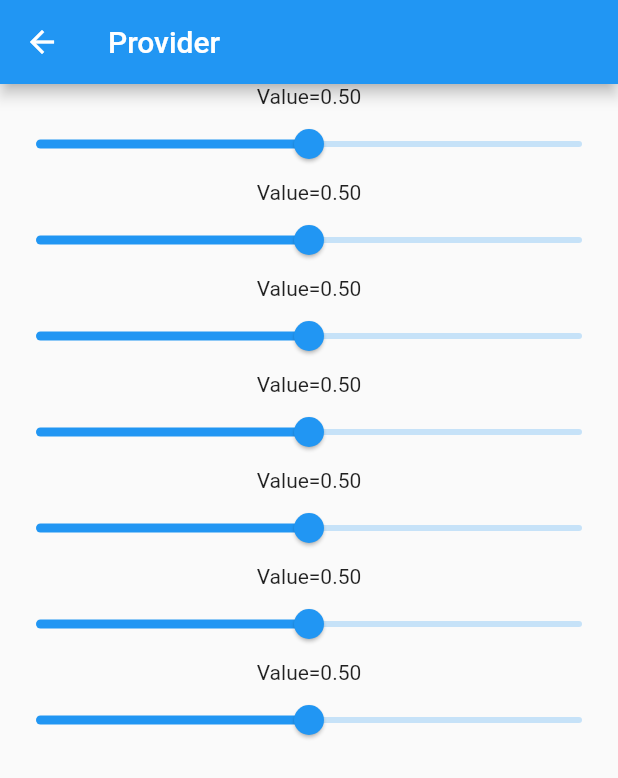
After one commit to chartchuo/flutter-wow, a Flutter app: the ProviderHome screen opened by its route, on a phone screen of 412 x 824 dp. The commit adds this screen. Shown: the top 778 px of the screen. Run offline on Flutter 3.47's test engine with Material 2 defaults, Android fonts, the light colour scheme and no system bars.

Commit message:
add 05 provider

```diff
--- a/lib/homepage.dart
+++ b/lib/homepage.dart
@@ -19,6 +19,7 @@ class HomePage extends StatelessWidget {
             MainMenuItem('02', 'Expanded', '/02'),
             MainMenuItem('03', 'Wrap', '/03'),
             MainMenuItem('04', 'Animated Container', '/04'),
+            MainMenuItem('05', 'Provider', '/05'),
           ],
         ),
       ),
--- a/lib/main.dart
+++ b/lib/main.dart
@@ -17,6 +17,7 @@ class MyApp extends StatelessWidget {
         '/02': (context) => ExpandedSample(),
         '/03': (context) => WrapSample(),
         '/04': (context) => AnimatedContainerSample(),
+        '/05': (context) => ProviderHome(),
       },
     );
   }
--- /dev/null
+++ b/lib/wow/05_provicer/main.dart
@@ -0,0 +1,35 @@
+import 'package:flutter/material.dart';
+import 'package:provider/provider.dart';
+import 'multislider.dart';
+import 'slider_state.dart';
+import 'my_output.dart';
+import 'my_slider.dart';
+
+class ProviderHome extends StatefulWidget {
+  _ProviderHomeState createState() => _ProviderHomeState();
+}
+
+class _ProviderHomeState extends State<ProviderHome> {
+  double sliderValue = 0.5;
+
+  Widget build(BuildContext context) {
+    return MultiProvider(
+      providers: [
+        ChangeNotifierProvider(builder: (_) => SliderState()),
+        ChangeNotifierProvider(builder: (_) => MultiSliderState(6))
+      ],
+      child: Scaffold(
+        appBar: AppBar(
+          title: Text('Provider'),
+        ),
+        body: Column(
+          children: <Widget>[
+            MyOutput(),
+            MySlider(),
+            Expanded(child: MyMultiSlider()),
+          ],
+        ),
+      ),
+    );
+  }
+}
--- /dev/null
+++ b/lib/wow/05_provicer/multislider.dart
@@ -0,0 +1,27 @@
+import 'package:flutter/material.dart';
+import 'package:provider/provider.dart';
+import 'my_output.dart';
+import 'my_slider.dart';
+import 'slider_state.dart';
+
+class MyMultiSlider extends StatelessWidget {
+  @override
+  Widget build(BuildContext context) {
+    final sliderList = Provider.of<MultiSliderState>(context);
+    return ListView.builder(
+      itemCount: sliderList.multiSlider.length,
+      itemBuilder: (context, i) {
+        var slider = sliderList.multiSlider[i];
+        return ChangeNotifierProvider<SliderState>.value(
+          value: slider,
+          child: Column(
+            children: <Widget>[
+              MyOutput(),
+              MySlider(),
+            ],
+          ),
+        );
+      },
+    );
+  }
+}
--- /dev/null
+++ b/lib/wow/05_provicer/my_output.dart
@@ -0,0 +1,12 @@
+import 'package:flutter/material.dart';
+import 'package:provider/provider.dart';
+import 'slider_state.dart';
+
+class MyOutput extends StatelessWidget {
+  Widget build(context) {
+    return Consumer<SliderState>(
+      builder: (_, sliderState, __) =>
+          Text("Value=${sliderState.sliderValue.toStringAsFixed(2)}"),
+    );
+  }
+}
--- /dev/null
+++ b/lib/wow/05_provicer/my_slider.dart
@@ -0,0 +1,17 @@
+import 'package:flutter/material.dart';
+import 'package:provider/provider.dart';
+import 'slider_state.dart';
+
+class MySlider extends StatelessWidget {
+  Widget build(BuildContext context) {
+    final sliderState = Provider.of<SliderState>(context);
+    return Slider(
+      min: 0,
+      max: 1,
+      value: sliderState.sliderValue,
+      onChanged: (newValue) {
+        sliderState.sliderValue = newValue;
+      },
+    );
+  }
+}
--- /dev/null
+++ b/lib/wow/05_provicer/slider_state.dart
@@ -0,0 +1,19 @@
+import 'package:flutter/material.dart';
+
+class SliderState with ChangeNotifier {
+  double _sliderValue = 0.5;
+
+  double get sliderValue => _sliderValue;
+
+  set sliderValue(double newValue) {
+    _sliderValue = newValue;
+    notifyListeners();
+  }
+}
+
+class MultiSliderState with ChangeNotifier {
+  List<SliderState> multiSlider;
+  MultiSliderState([int n = 3]) {
+    multiSlider = List<SliderState>.generate(n, (i) => SliderState());
+  }
+}
--- a/lib/wow/index.dart
+++ b/lib/wow/index.dart
@@ -2,3 +2,4 @@ export '01_safe_area.dart';
 export '02_expanded.dart';
 export '03_wrap.dart';
 export '04_animated_container.dart';
+export '05_provicer/main.dart';
--- a/pubspec.yaml
+++ b/pubspec.yaml
@@ -19,6 +19,7 @@ environment:
 dependencies:
   flutter:
     sdk: flutter
+  provider: ^3.0.0+1
 
   # The following adds the Cupertino Icons font to your application.
   # Use with the CupertinoIcons class for iOS style icons.
```
Also changed, not shown: pubspec.lock.
